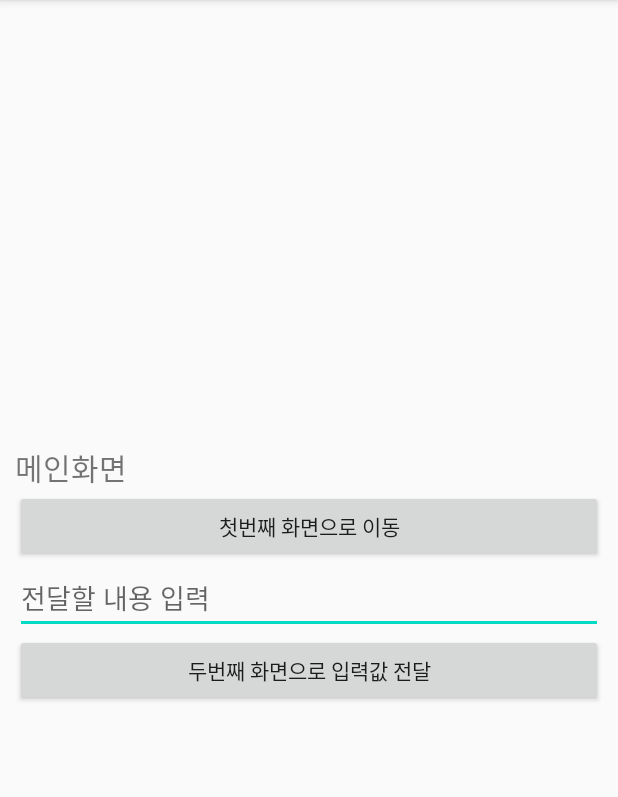
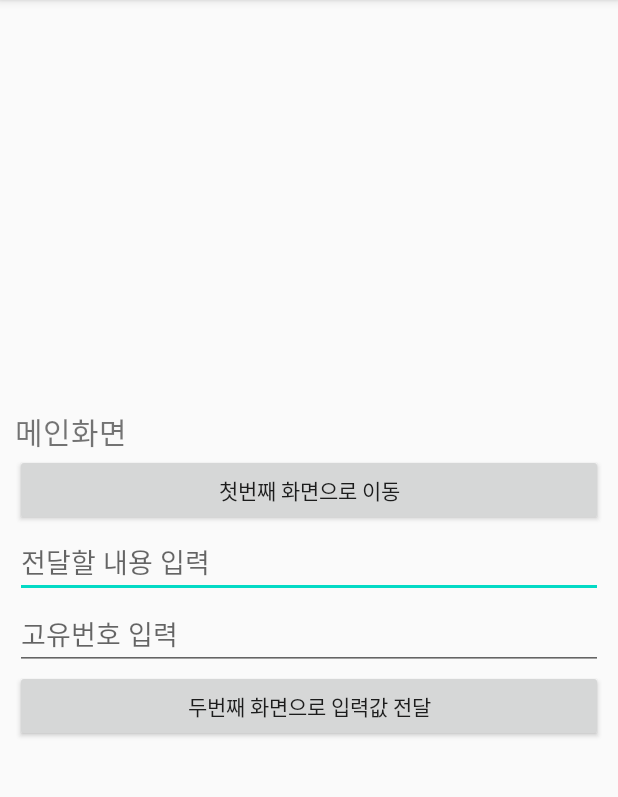
Before and after one commit to Jacob760531/Intent_20200702, an Android app: the screen it shows after launch (MainActivity), on a phone screen of 412 x 824 dp, the part 84-881 px from its top. Run offline under Robolectric (Android 15) with nearby library versions, the phone set to English and light mode, and no system bars.

Commit message:
보내주는 쪽에서 추가로 int를 첨부

```diff
--- a/app/src/main/java/kr/co/tjoeun/intent_20200702/MainActivity.kt
+++ b/app/src/main/java/kr/co/tjoeun/intent_20200702/MainActivity.kt
@@ -16,9 +16,13 @@ class MainActivity : AppCompatActivity() {
 
             val inputMessage = messageEdt.text.toString()
 
+            val inputNum = numberEdt.text.toString().toInt()
+
             val myIntent = Intent(this,SecondActivity::class.java)
 
             myIntent.putExtra("message",inputMessage)
+
+            myIntent.putExtra("number",inputNum)
 
             startActivity(myIntent)
         }
--- a/app/src/main/res/layout/activity_main.xml
+++ b/app/src/main/res/layout/activity_main.xml
@@ -28,6 +28,13 @@
         android:hint="전달할 내용 입력"
         android:singleLine="true"/>
 
+    <EditText
+        android:id="@+id/numberEdt"
+        android:layout_width="match_parent"
+        android:layout_height="wrap_content"
+        android:hint="고유번호 입력"
+        android:inputType="number" />
+
     <Button
         android:id="@+id/sendToSecondBtn"
         android:layout_width="match_parent"
```
